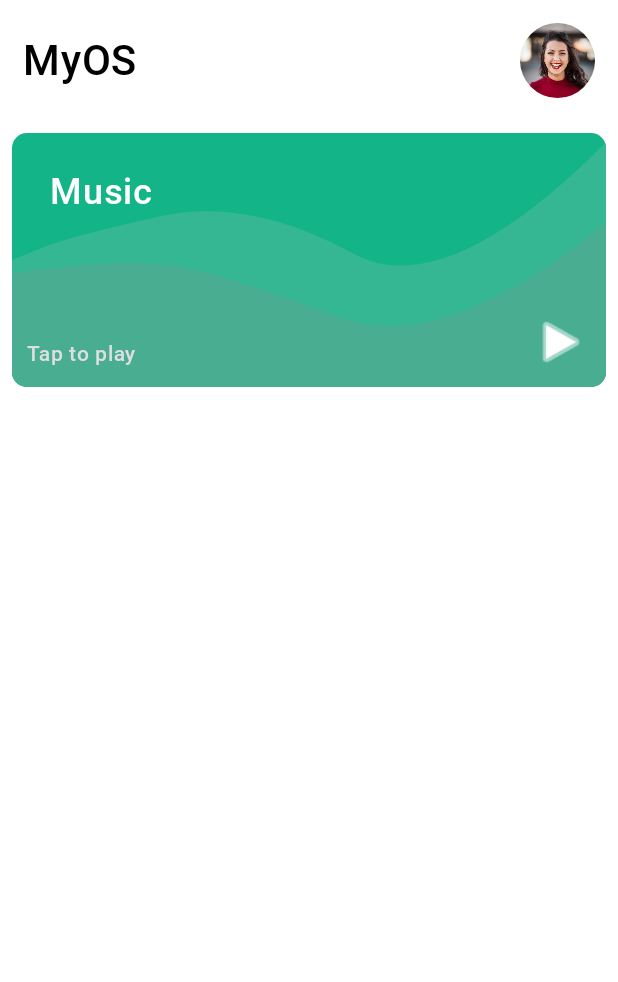
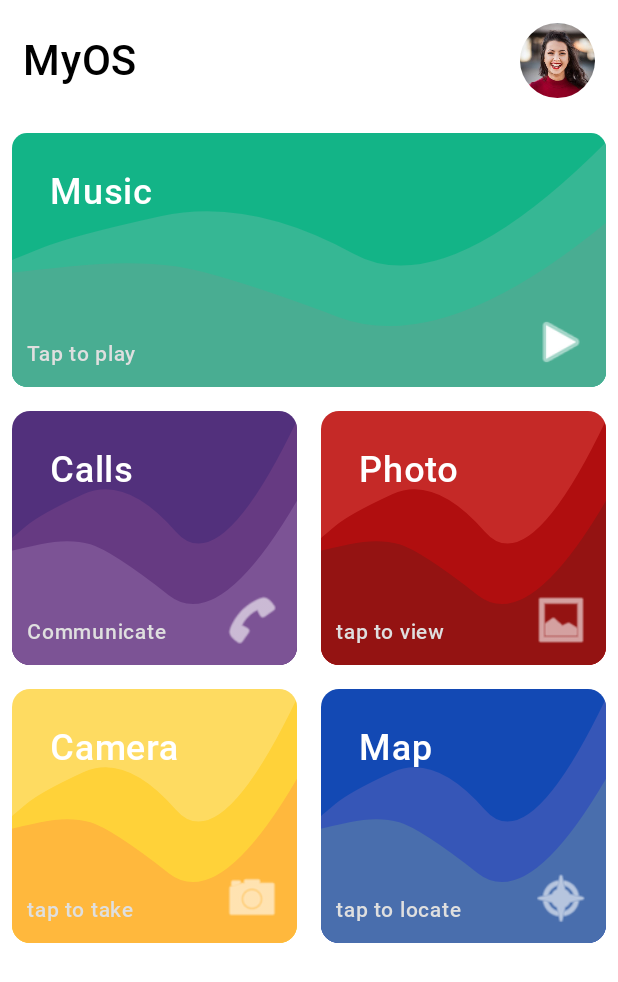
Before and after one commit to Aliza-sh/aliza-composes, an Android app built with Jetpack Compose: the MyOsActivity screen opened directly, with no data from a screen before it, on a phone screen of 412 x 824 dp. Shown: the top 982 px of the screen. Run offline under Robolectric (Android 15) with nearby library versions, the phone set to English and light mode, and no system bars.

Commit message:
my_os Compose: FeatureListGridWidget: Step: FeatureListGridWidget,MockData,MyOsScreen Note: 1-design FeatureListGridWidget.

```diff
--- /dev/null
+++ b/app/src/main/java/com/aliza/alizacomposes/my_os/data/MockData.kt
@@ -0,0 +1,72 @@
+package com.aliza.alizacomposes.my_os.data
+
+//noinspection SuspiciousImport
+import android.R
+import com.aliza.alizacomposes.my_os.model.Feature
+import com.aliza.alizacomposes.my_os.ui.theme.LightBlue1
+import com.aliza.alizacomposes.my_os.ui.theme.LightBlue2
+import com.aliza.alizacomposes.my_os.ui.theme.LightBlue3
+import com.aliza.alizacomposes.my_os.ui.theme.LightPurple1
+import com.aliza.alizacomposes.my_os.ui.theme.LightPurple2
+import com.aliza.alizacomposes.my_os.ui.theme.LightPurple3
+import com.aliza.alizacomposes.my_os.ui.theme.LightRed1
+import com.aliza.alizacomposes.my_os.ui.theme.LightRed2
+import com.aliza.alizacomposes.my_os.ui.theme.LightRed3
+import com.aliza.alizacomposes.my_os.ui.theme.LightYellow1
+import com.aliza.alizacomposes.my_os.ui.theme.LightYellow2
+import com.aliza.alizacomposes.my_os.ui.theme.LightYellow3
+import com.aliza.alizacomposes.my_os.ui.theme.NightBlue1
+import com.aliza.alizacomposes.my_os.ui.theme.NightBlue2
+import com.aliza.alizacomposes.my_os.ui.theme.NightBlue3
+import com.aliza.alizacomposes.my_os.ui.theme.NightPurple1
+import com.aliza.alizacomposes.my_os.ui.theme.NightPurple2
+import com.aliza.alizacomposes.my_os.ui.theme.NightPurple3
+import com.aliza.alizacomposes.my_os.ui.theme.NightRed1
+import com.aliza.alizacomposes.my_os.ui.theme.NightRed2
+import com.aliza.alizacomposes.my_os.ui.theme.NightRed3
+import com.aliza.alizacomposes.my_os.ui.theme.NightYellow1
+import com.aliza.alizacomposes.my_os.ui.theme.NightYellow2
+import com.aliza.alizacomposes.my_os.ui.theme.NightYellow3
+
+class MockData {
+    companion object {
+        private val list = listOf(
+            Feature(
+                "Calls",
+                "Communicate",
+                R.drawable.ic_menu_call,
+                Pair(LightPurple1, NightPurple1),
+                Pair(LightPurple2, NightPurple2),
+                Pair(LightPurple3, NightPurple3)
+            ),
+            Feature(
+                "Photo",
+                "tap to view",
+                R.drawable.ic_menu_gallery,
+                Pair(LightRed1, NightRed1),
+                Pair(LightRed2, NightRed2),
+                Pair(LightRed3, NightRed3)
+            ),
+            Feature(
+                "Camera",
+                "tap to take",
+                R.drawable.ic_menu_camera,
+                Pair(LightYellow1, NightYellow1),
+                Pair(LightYellow2, NightYellow2),
+                Pair(LightYellow3, NightYellow3)
+            ),
+            Feature(
+                "Map",
+                "tap to locate",
+                R.drawable.ic_menu_compass,
+                Pair(LightBlue1, NightBlue1),
+                Pair(LightBlue2, NightBlue2),
+                Pair(LightBlue3, NightBlue3)
+            ),
+        )
+
+        fun getFeature(): List<Feature> {
+            return list
+        }
+    }
+}
--- a/app/src/main/java/com/aliza/alizacomposes/my_os/ui/MyOsScreen.kt
+++ b/app/src/main/java/com/aliza/alizacomposes/my_os/ui/MyOsScreen.kt
@@ -8,6 +8,8 @@ import androidx.compose.material3.Scaffold
 import androidx.compose.runtime.Composable
 import androidx.compose.ui.Modifier
 import androidx.compose.ui.tooling.preview.Preview
+import com.aliza.alizacomposes.my_os.data.MockData
+import com.aliza.alizacomposes.my_os.ui.components.FeatureListGridWidget
 import com.aliza.alizacomposes.my_os.ui.components.FeatureMainWidget
 import com.aliza.alizacomposes.my_os.ui.components.HeaderWidget
 
@@ -21,6 +23,7 @@ fun MyOsScreen() {
         ) {
             HeaderWidget()
             FeatureMainWidget()
+            FeatureListGridWidget(MockData.getFeature())
         }
     }
 }
--- /dev/null
+++ b/app/src/main/java/com/aliza/alizacomposes/my_os/ui/components/FeatureListGridWidget.kt
@@ -0,0 +1,31 @@
+package com.aliza.alizacomposes.my_os.ui.components
+
+import androidx.compose.foundation.layout.fillMaxWidth
+import androidx.compose.foundation.layout.height
+import androidx.compose.foundation.layout.padding
+import androidx.compose.foundation.lazy.grid.GridCells
+import androidx.compose.foundation.lazy.grid.LazyVerticalGrid
+import androidx.compose.foundation.lazy.grid.items
+import androidx.compose.material3.Card
+import androidx.compose.runtime.Composable
+import androidx.compose.ui.Modifier
+import androidx.compose.ui.unit.dp
+import com.aliza.alizacomposes.my_os.model.Feature
+import com.aliza.alizacomposes.my_os.ui.utils.FeatureBox
+
+@Composable
+fun FeatureListGridWidget(features: List<Feature>) {
+    LazyVerticalGrid(columns = GridCells.Fixed(2)) {
+        items(features) {feature ->
+            Card(
+                onClick = {},
+                modifier = Modifier
+                    .fillMaxWidth()
+                    .height(185.dp)
+                    .padding(8.dp)
+            ) {
+                FeatureBox(feature)
+            }
+        }
+    }
+}
```
